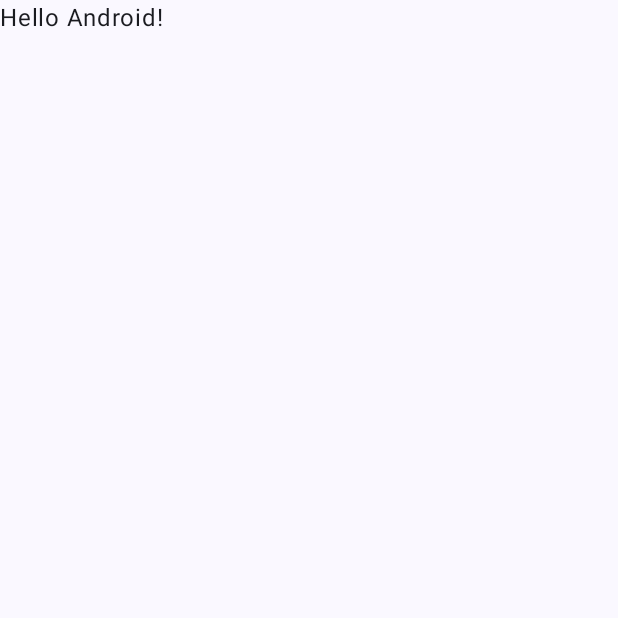
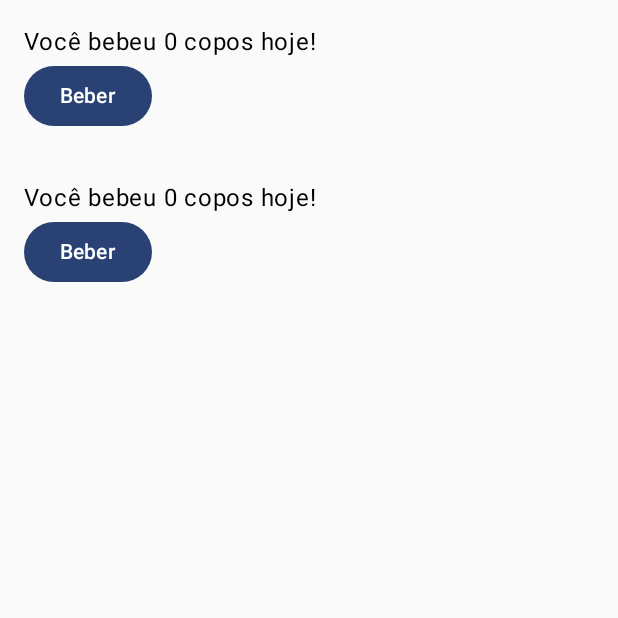
Before and after one commit to matheuslautert/projetosmoveisandroidstudio, an Android app built with Jetpack Compose: the screen it shows after launch (MainActivity), on a phone screen of 412 x 824 dp, the top half of it. Before the commit the part shown is almost empty. Run offline under Robolectric (Android 15) with nearby library versions, the phone set to English and light mode, and no system bars.

Commit message:
adicionado aula

```diff
--- a/projeto03/app/src/main/java/ads/mov/MainActivity.kt
+++ b/projeto03/app/src/main/java/ads/mov/MainActivity.kt
@@ -24,6 +24,7 @@ import androidx.compose.material3.Surface
 import androidx.compose.runtime.getValue
 import androidx.compose.runtime.mutableIntStateOf
 import androidx.compose.runtime.remember
+import androidx.compose.runtime.saveable.rememberSaveable
 import androidx.compose.runtime.setValue
 import androidx.compose.ui.unit.dp
 
@@ -33,12 +34,8 @@ class MainActivity : ComponentActivity() {
         enableEdgeToEdge()
         setContent {
             AulaEstadoTheme {
-                Scaffold(modifier = Modifier.fillMaxSize()) { innerPadding ->
-                    Greeting(
-                        name = "Android",
-                        modifier = Modifier.padding(innerPadding)
-                    )
-                }
+                HidratacaoComEstado()
+
             }
         }
     }
@@ -84,6 +81,38 @@ fun Hidratacao(modifier: Modifier = Modifier){
     }
 }
 
+@Composable
+fun HidratacaoSemEstado(
+    contador: Int,
+    onValueChange: () -> Unit, // Callback para beber água
+    modifier: Modifier = Modifier
+) {
+    Column(modifier = modifier.padding(16.dp)) {
+        Text("Você bebeu $contador copos hoje!")
+        Button(
+            onClick = { onValueChange() }, enabled = contador < 10
+        ) {
+            Text("Beber")
+        }
+    }
+}
+@Composable
+fun HidratacaoComEstado(modifier: Modifier = Modifier) {
+    var contadorAgua by rememberSaveable { mutableIntStateOf(0) }
+    var contadorSuco by rememberSaveable { mutableIntStateOf(0) }
+    Column(modifier= modifier.fillMaxSize()) {
+        HidratacaoSemEstado(contador = contadorAgua, onValueChange = { contadorAgua++ })
+        HidratacaoSemEstado(contador = contadorSuco, onValueChange = { contadorSuco++ })
+    }
+}
+
+@Preview(showSystemUi = true, showBackground = true)
+@Composable
+private fun HidratacaoComEstadoPreview() {
+    HidratacaoComEstado()
+
+}
+
 
 @Preview(showSystemUi = true, showBackground = true)
 @Composable
```
